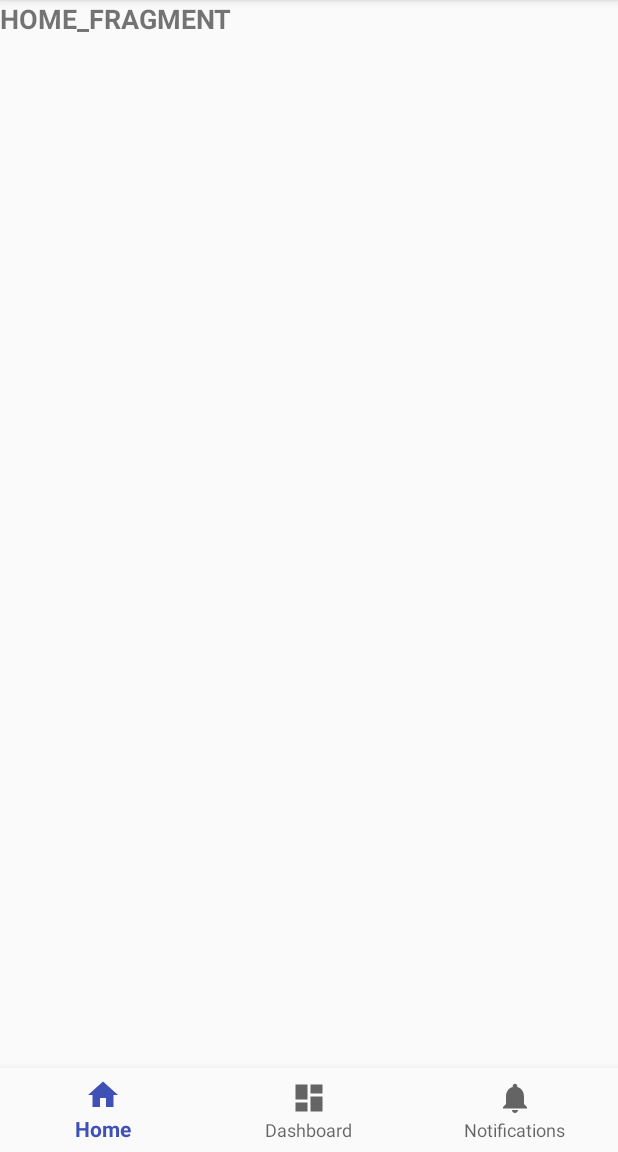
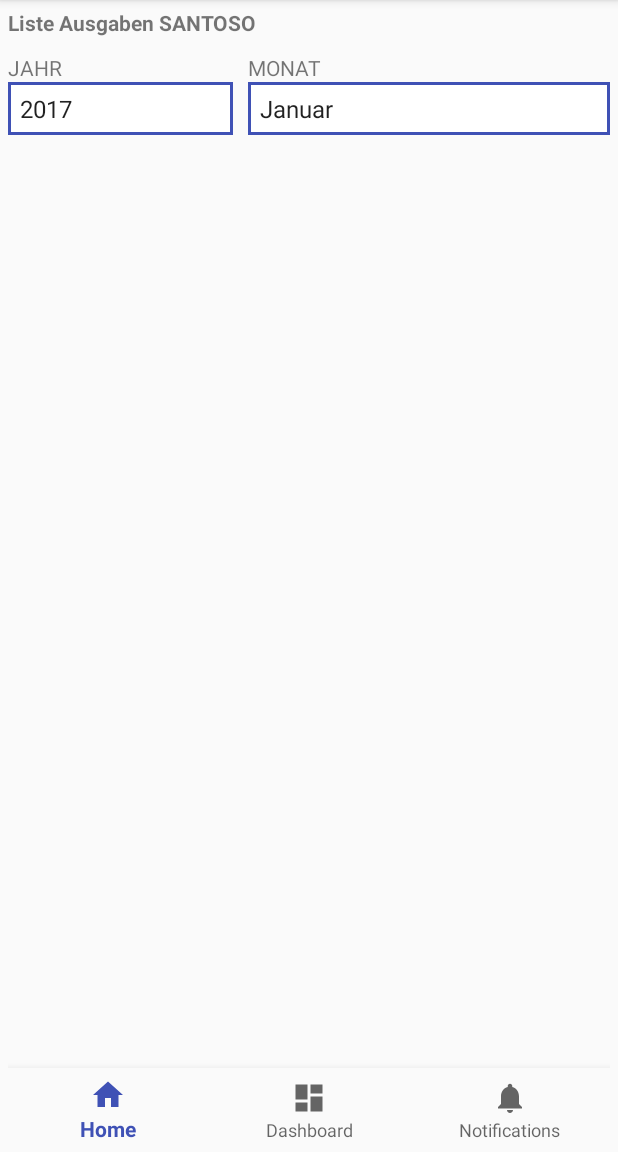
Before and after one commit to teguhsantoso/HomeCostsApp, an Android app: the screen it shows after launch (MainActivity), on a phone screen of 412 x 824 dp, the part 84-1236 px from its top. Run offline under Robolectric (Android 15) with nearby library versions, the phone set to English and light mode, and no system bars.

Commit message:
Add spinner YEAR and MONTH.

```diff
--- a/app/src/main/java/de/homecosts/santoso/homecostsapp/fragments/HomeFragment.java
+++ b/app/src/main/java/de/homecosts/santoso/homecostsapp/fragments/HomeFragment.java
@@ -7,7 +7,11 @@ import android.support.v4.app.Fragment;
 import android.view.LayoutInflater;
 import android.view.View;
 import android.view.ViewGroup;
-import android.widget.TextView;
+import android.widget.ArrayAdapter;
+import android.widget.Spinner;
+
+import java.util.ArrayList;
+import java.util.List;
 
 import de.homecosts.santoso.homecostsapp.R;
 
@@ -22,8 +26,9 @@ import de.homecosts.santoso.homecostsapp.R;
 public class HomeFragment extends Fragment {
     private static final String             ARG_PARAM_FRAGMENT_TAG = "fragmentTag";
     private View                            rootView;
-    private String                          fragmentTag;
     private OnFragmentInteractionListener   mListener;
+    private Spinner                         spinnerYear;
+    private Spinner                         spinnerMonth;
 
     public HomeFragment() {
         // Required empty public constructor
@@ -49,7 +54,7 @@ public class HomeFragment extends Fragment {
     public void onCreate(Bundle savedInstanceState) {
         super.onCreate(savedInstanceState);
         if (getArguments() != null) {
-            fragmentTag = getArguments().getString(ARG_PARAM_FRAGMENT_TAG);
+            // Do nothing.
         }
     }
 
@@ -57,9 +62,40 @@ public class HomeFragment extends Fragment {
     public View onCreateView(LayoutInflater inflater, ViewGroup container, Bundle savedInstanceState) {
         // Inflate the layout for this fragment
         rootView = inflater.inflate(R.layout.fragment_home, container, false);
-        TextView textViewTitle = rootView.findViewById(R.id.textViewTitle);
-        textViewTitle.setText(fragmentTag);
+        initSpinnerYear(rootView);
+        initSpinnerMonth(rootView);
         return rootView;
+    }
+
+    private void initSpinnerMonth(View rootView) {
+        spinnerMonth = rootView.findViewById(R.id.spinnerMonth);
+        List months = new ArrayList<String>();
+        months.add("Januar");
+        months.add("Februar");
+        months.add("März");
+        months.add("April");
+        months.add("Mai");
+        months.add("Juni");
+        months.add("Juli");
+        months.add("August");
+        months.add("September");
+        months.add("Oktober");
+        months.add("November");
+        months.add("Dezember");
+        ArrayAdapter<String> dataAdapter = new ArrayAdapter<String>(getActivity(), android.R.layout.simple_spinner_item, months);
+        dataAdapter.setDropDownViewResource(android.R.layout.simple_spinner_dropdown_item);
+        spinnerMonth.setAdapter(dataAdapter);
+    }
+
+    private void initSpinnerYear(View rootView) {
+        spinnerYear = rootView.findViewById(R.id.spinnerYear);
+        List years = new ArrayList<String>();
+        years.add("2017");
+        years.add("2018");
+        years.add("2019");
+        ArrayAdapter<String> dataAdapter = new ArrayAdapter<String>(getActivity(), android.R.layout.simple_spinner_item, years);
+        dataAdapter.setDropDownViewResource(android.R.layout.simple_spinner_dropdown_item);
+        spinnerYear.setAdapter(dataAdapter);
     }
 
     // TODO: Rename method, update argument and hook method into UI event
--- /dev/null
+++ b/app/src/main/res/drawable-v24/rounded_edit_text.xml
@@ -0,0 +1,5 @@
+<?xml version="1.0" encoding="utf-8"?>
+<shape xmlns:android="http://schemas.android.com/apk/res/android" android:shape="rectangle" >
+   <solid android:color="@color/white" />
+   <stroke android:width="2dp" android:color="@color/colorPrimary"/>
+</shape>
--- a/app/src/main/res/layout/activity_main.xml
+++ b/app/src/main/res/layout/activity_main.xml
@@ -5,6 +5,8 @@
     android:id="@+id/container"
     android:layout_width="match_parent"
     android:layout_height="match_parent"
+    android:layout_marginLeft="5dp"
+    android:layout_marginRight="5dp"
     tools:context="de.homecosts.santoso.homecostsapp.MainActivity">
 
     <FrameLayout
--- a/app/src/main/res/layout/fragment_home.xml
+++ b/app/src/main/res/layout/fragment_home.xml
@@ -9,7 +9,45 @@
         android:id="@+id/textViewTitle"
         android:layout_width="wrap_content"
         android:layout_height="wrap_content"
-        android:textSize="18sp"
+        android:text="Liste Ausgaben SANTOSO"
+        android:textSize="14sp"
+        android:layout_marginTop="5dp"
         android:textStyle="bold" />
 
+    <Spinner
+        android:id="@+id/spinnerYear"
+        android:layout_width="150dp"
+        android:layout_height="35dp"
+        android:layout_alignParentStart="true"
+        android:layout_below="@+id/textViewTitle"
+        android:background="@drawable/rounded_edit_text"
+        android:layout_marginTop="30dp" />
+
+    <TextView
+        android:id="@+id/textViewYear"
+        android:layout_width="wrap_content"
+        android:layout_height="wrap_content"
+        android:layout_alignBaseline="@+id/textViewMonth"
+        android:layout_alignBottom="@+id/textViewMonth"
+        android:layout_alignParentStart="true"
+        android:text="JAHR" />
+
+    <Spinner
+        android:id="@+id/spinnerMonth"
+        android:layout_width="match_parent"
+        android:layout_height="35dp"
+        android:layout_alignBottom="@+id/spinnerYear"
+        android:layout_marginLeft="10dp"
+        android:background="@drawable/rounded_edit_text"
+        android:layout_alignTop="@+id/spinnerYear"
+        android:layout_toEndOf="@+id/spinnerYear" />
+
+    <TextView
+        android:id="@+id/textViewMonth"
+        android:layout_width="wrap_content"
+        android:layout_height="wrap_content"
+        android:layout_above="@+id/spinnerMonth"
+        android:layout_alignStart="@+id/spinnerMonth"
+        android:text="MONAT" />
+
 </RelativeLayout>
--- a/app/src/main/res/values/colors.xml
+++ b/app/src/main/res/values/colors.xml
@@ -3,4 +3,26 @@
     <color name="colorPrimary">#3F51B5</color>
     <color name="colorPrimaryDark">#303F9F</color>
     <color name="colorAccent">#FF4081</color>
+    <color name="orange">#FF8000</color>
+    <color name="black">#000000</color>
+    <color name="white">#FFFFFF</color>
+    <color name="darkGrey">#585858</color>
+    <color name="lightGrey">#D8D8D8</color>
+    <color name="lightGreen">#9AFE2E</color>
+    <color name="red">#FF0000</color>
+    <color name="green">#04B404</color>
+    <color name="blue">#4000FF</color>
+    <color name="yellow">#FFFF00</color>
+    <color name="warn">#edda00</color>
+    <color name="brown">#61380B</color>
+    <color name="base">#FFFFFB</color>
+    <color name="overlay">#AA1C1C1C</color>
+    <color name="text">#1C1C1C</color>
+    <color name="handle">#86C166</color>
+    <color name="frame">#86C166</color>
+    <color name="guide">#AA86C166</color>
+    <color name="menu_bg">#FFFFFB</color>
+    <color name="primaryShadow">#AAFFFFFF</color>
+    <color name="transparent">#80FFFFFF</color>
+    <color name="colorHeader">#E8EBEF</color>
 </resources>
```
